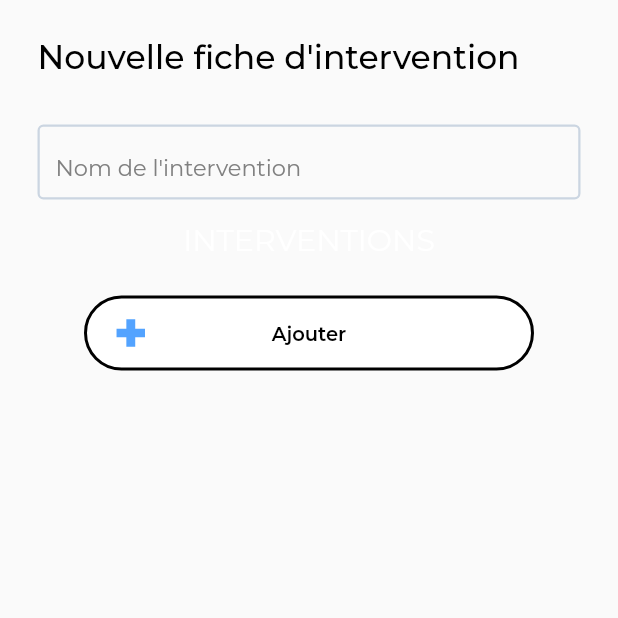
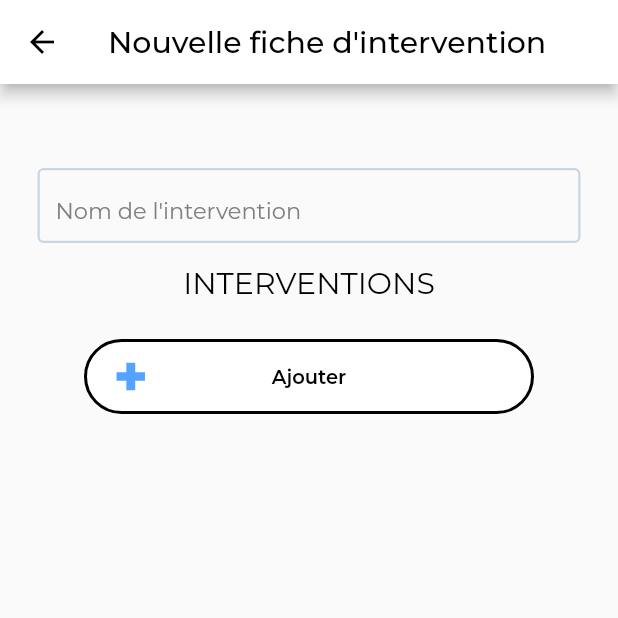
Before and after one commit to thomasdrabo/easy-sign, a Flutter app: the InterventionForm screen opened directly, on a phone screen of 412 x 824 dp, the top half of it. Run offline on Flutter 3.47's test engine with Material 2 defaults, Android fonts, the phone set to English and light mode, and no system bars; our stand-ins replace cloud_firestore, date_time_picker, file_picker, firebase_auth, firebase_core, firebase_messaging and 8 more; accounts and stored records are empty.

Commit message:
visualisation document fiches interventions

```diff
--- a/EasySign/lib/pages/page4.dart
+++ b/EasySign/lib/pages/page4.dart
@@ -1,7 +1,6 @@
 import 'dart:io';
 import 'package:easy_sign/widgets/xml/intervention_form.dart';
 import 'package:xml/xml.dart';
-import 'package:open_file/open_file.dart';
 import 'package:path_provider/path_provider.dart';
 import 'package:uuid/uuid.dart';
 
--- a/EasySign/lib/widgets/xml/intervention_form.dart
+++ b/EasySign/lib/widgets/xml/intervention_form.dart
@@ -1,4 +1,6 @@
 import 'package:cloud_firestore/cloud_firestore.dart';
+import 'package:easy_sign/pages/accueil.dart';
+import 'package:easy_sign/pages/home.dart';
 import 'package:easy_sign/pages/page4.dart';
 import 'package:easy_sign/widgets/buttons/ui_gradient_button.dart';
 import 'package:easy_sign/widgets/xml/intervenantsList.dart';
@@ -86,25 +88,25 @@ class InterventionFormState extends State<InterventionForm> {
 
   @override
   Widget build(BuildContext context) {
-    return SafeArea(
+    return Scaffold(
+      appBar: AppBar(
+        backgroundColor: Colors.white,
+        iconTheme: IconThemeData(color: Colors.black),
+        title: Text(
+          "Nouvelle fiche d'intervention",
+          style: GoogleFonts.montserrat(
+            textStyle: TextStyle(
+              fontWeight: FontWeight.w500,
+              color: Colors.black,
+              fontSize: 20,
+            ),
+          ),
+        ),
+      ),
+      body: SafeArea(
         child: Padding(
             padding: const EdgeInsets.all(25.0),
             child: Column(children: [
-            Row(
-              mainAxisAlignment: MainAxisAlignment.start,
-              children: [
-                Text(
-                  "Nouvelle fiche d'intervention",
-                  style: GoogleFonts.montserrat(
-                    textStyle: const TextStyle(
-                      fontWeight: FontWeight.w500,
-                      color: Colors.black,
-                      fontSize: 22,
-                    ),
-                  ),
-                ),
-              ],
-            ),
               Padding(
                   padding: const EdgeInsets.only(top: 16.0),
                   child: Visibility(
@@ -114,9 +116,9 @@ class InterventionFormState extends State<InterventionForm> {
                         style: const TextStyle(color: Colors.red),
                       ))),
               const SizedBox(height: 15),
-            Container(height: 50, child: UI_simple_textfield(focusBorderColor: Colors.white, controller: globalInterventionNameController, labelText: "Nom de l'intervention", labelTextColor: Colors.white)),
+              Container(height: 50, child: UI_simple_textfield(focusBorderColor: Colors.black, controller: globalInterventionNameController, labelText: "Nom de l'intervention", labelTextColor: Colors.black)),
               const SizedBox(height: 15),
-            Text("INTERVENTIONS", style: TextStyle(color: Colors.white, fontSize: 20)),
+              Text("INTERVENTIONS", style: TextStyle(color: Colors.black, fontSize: 20)),
               Container(
                   margin: EdgeInsets.all(25),
                   child: Column(
@@ -137,7 +139,7 @@ class InterventionFormState extends State<InterventionForm> {
                                     ],
                                   ),
                                   const SizedBox(height: 15),
-                                Container(height: 50, child: UI_simple_textfield(focusBorderColor: Colors.white, controller: interventionNameController, labelText: "Nom de l'intervention", labelTextColor: Colors.white)),
+                                  Container(height: 50, child: UI_simple_textfield(focusBorderColor: Colors.black, controller: interventionNameController, labelText: "Nom de l'intervention", labelTextColor: Colors.black)),
                                   const SizedBox(height: 15),
                                   InkWell(
                                     onTap: () {
@@ -154,7 +156,7 @@ class InterventionFormState extends State<InterventionForm> {
                                     ),
                                   ),
                                   const SizedBox(height: 15),
-                                Container(height: 50, child: UI_simple_textfield(focusBorderColor: Colors.white, controller: posteController, labelText: "Poste", labelTextColor: Colors.white)),
+                                  Container(height: 50, child: UI_simple_textfield(focusBorderColor: Colors.black, controller: posteController, labelText: "Poste", labelTextColor: Colors.black)),
                                   const SizedBox(height: 15),
                                   Padding(
                                       padding: const EdgeInsets.only(top: 16.0),
@@ -166,7 +168,7 @@ class InterventionFormState extends State<InterventionForm> {
                                           ))),
                                   Text('Etape numéro ' + etapeNumber.toString() + ' :'),
                                   const SizedBox(height: 15),
-                                Container(height: 50, child: UI_simple_textfield(focusBorderColor: Colors.white, controller: etapeController, labelText: "Nom de l'étape", labelTextColor: Colors.white)),
+                                  Container(height: 50, child: UI_simple_textfield(focusBorderColor: Colors.black, controller: etapeController, labelText: "Nom de l'étape", labelTextColor: Colors.black)),
                                   Padding(
                                       padding: const EdgeInsets.only(top: 16.0),
                                       child: Visibility(
@@ -242,6 +244,7 @@ class InterventionFormState extends State<InterventionForm> {
                     ],
                   )),
             ])),
+      ),
     );
   }
 
@@ -295,6 +298,7 @@ class InterventionFormState extends State<InterventionForm> {
             builder.element("poste", isSelfClosing: false, nest: () {
               builder.text(x.poste);
             });
+            builder.element("etapes", isSelfClosing: false, nest: () {
               var j = 0;
               for (var y in x.etapes) {
                 builder.element("etape", isSelfClosing: false, nest: () {
@@ -310,7 +314,7 @@ class InterventionFormState extends State<InterventionForm> {
               }
               builder.element("signature", isSelfClosing: false);
             });
-
+          });
           i++;
         }
       });
@@ -337,7 +341,10 @@ class InterventionFormState extends State<InterventionForm> {
       actions: <Widget>[
         new FlatButton(
           onPressed: () {
-            Navigator.of(context).pop();
+            Navigator.pushReplacement(
+              context,
+              MaterialPageRoute(builder: (context) => Home()),
+            );
           },
           textColor: Theme.of(context).primaryColor,
           child: const Text('Terminer'),
```
Also changed, not shown: EasySign/lib/pages/accueil.dart (+122 -2 lines), EasySign/lib/pages/infoIntervention.dart (added, +112 -0 lines), EasySign/lib/pages/page2.dart (+14 -1 lines), EasySign/lib/widgets/xml/intervenantsList.dart (+13 -1 lines). Lines whose indentation alone changed are shown as unchanged.
